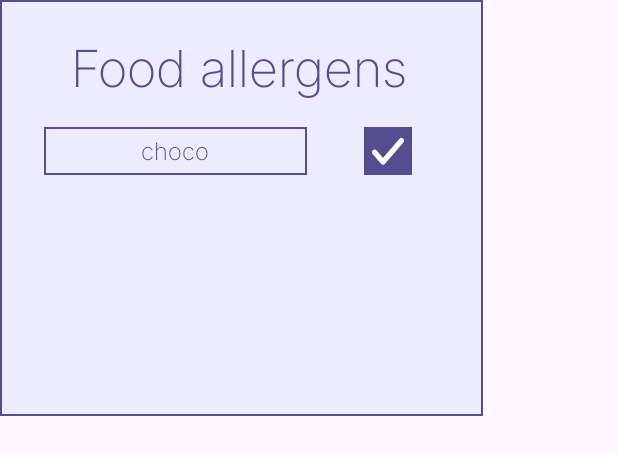
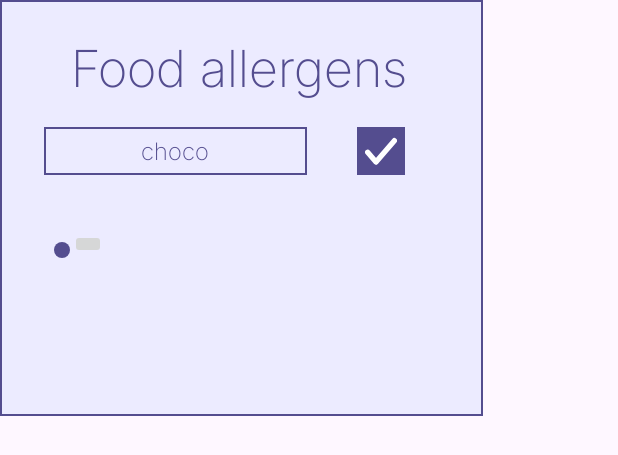
Before and after one commit to Sug4chy/ReceipeApp, an Android app: the layout popup_allergens.xml on its own in the app's theme, with its tools: preview values and no code run, on a phone screen of 412 x 824 dp. Shown: the top 455 px of the screen. Run offline under Robolectric (Android 15) with nearby library versions, the phone set to English and light mode, and no system bars.

Commit message:
Начал создавать адаптер для списка аллергий

```diff
--- /dev/null
+++ b/app/src/main/res/drawable/viewholder_allergen_dot_bg.xml
@@ -0,0 +1,8 @@
+<?xml version="1.0" encoding="utf-8"?>
+<shape xmlns:android="http://schemas.android.com/apk/res/android"
+    android:shape="oval">
+    <solid android:color="@color/main_text_color" />
+    <size
+        android:width="10.5dp"
+        android:height="10.5dp" />
+</shape>
--- a/app/src/main/res/layout/popup_allergens.xml
+++ b/app/src/main/res/layout/popup_allergens.xml
@@ -3,7 +3,7 @@
     xmlns:tools="http://schemas.android.com/tools"
     android:layout_width="322dp"
     android:layout_height="277.6dp"
-    android:background="@drawable/shp_popup_allergens_bg"
+    android:background="@drawable/popup_allergens_bg"
     android:orientation="vertical">
 
     <TextView
@@ -32,7 +32,7 @@
             android:id="@+id/add_allergen_text_field"
             android:layout_width="wrap_content"
             android:layout_height="wrap_content"
-            android:background="@drawable/shp_popup_allergens_bg"
+            android:background="@drawable/popup_allergens_bg"
             android:focusable="true"
             android:focusableInTouchMode="true"
             android:fontFamily="@font/inter"
@@ -52,11 +52,20 @@
             android:id="@+id/add_allergen_btn"
             android:layout_width="32dp"
             android:layout_height="32dp"
-            android:layout_marginStart="38dp"
+            android:layout_marginStart="33dp"
             android:background="@drawable/add_allergen_btn_bg"
             android:contentDescription="@string/add_allergen_btn_content_description"
             android:src="@drawable/add_allergen_btn_img" />
 
     </LinearLayout>
 
+    <androidx.recyclerview.widget.RecyclerView
+        android:id="@+id/allergens_list"
+        android:layout_width="wrap_content"
+        android:layout_height="wrap_content"
+        android:layout_marginVertical="36dp"
+        android:layout_marginStart="36dp"
+        android:layout_marginEnd="12.6dp"
+        tools:listitem="@layout/viewholder_allergen" />
+
 </LinearLayout>
--- /dev/null
+++ b/app/src/main/res/layout/viewholder_allergen.xml
@@ -0,0 +1,32 @@
+<?xml version="1.0" encoding="utf-8"?>
+<androidx.constraintlayout.widget.ConstraintLayout xmlns:android="http://schemas.android.com/apk/res/android"
+    xmlns:app="http://schemas.android.com/apk/res-auto"
+    android:layout_width="match_parent"
+    android:layout_height="match_parent">
+
+    <View
+        android:id="@+id/dot"
+        android:layout_width="10.5dp"
+        android:layout_height="10.5dp"
+        android:layout_marginTop="8.4dp"
+        android:background="@drawable/viewholder_allergen_dot_bg"
+        app:layout_constraintStart_toStartOf="parent"
+        app:layout_constraintTop_toTopOf="parent" />
+
+    <TextView
+        android:id="@+id/allergen_name"
+        android:layout_width="wrap_content"
+        android:layout_height="wrap_content"
+        app:layout_constraintEnd_toStartOf="@id/delete_allergen_btn"
+        app:layout_constraintStart_toEndOf="@id/dot"
+        app:layout_constraintTop_toTopOf="parent" />
+
+    <ImageButton
+        android:id="@+id/delete_allergen_btn"
+        android:layout_width="wrap_content"
+        android:layout_height="wrap_content"
+        app:layout_constraintEnd_toEndOf="parent"
+        app:layout_constraintStart_toEndOf="@id/allergen_name"
+        app:layout_constraintTop_toTopOf="parent" />
+
+</androidx.constraintlayout.widget.ConstraintLayout>
```
Also changed, not shown: app/src/main/java/ru/sug4chy/receipe_app/ui/allergens/AllergensListAdapter.kt (added, +51 -0 lines), app/src/main/res/drawable/popup_allergens_bg.xml (renamed from app/src/main/res/drawable/shp_popup_allergens_bg.xml).
